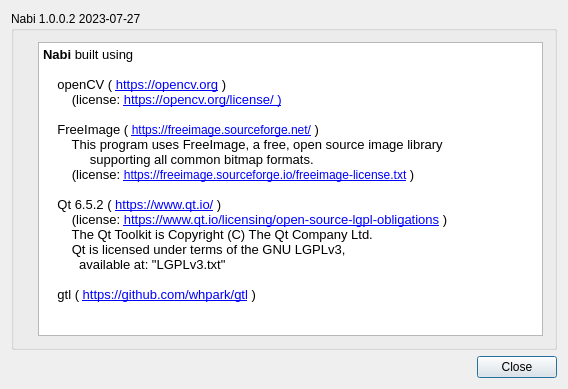
First picture: the form in src/Nabi/AboutDlg.ui, repository whpark/Nabi, before the edit.
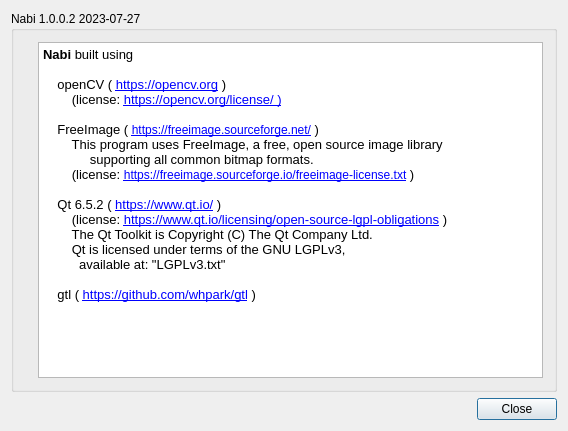
Second picture: the form after the edit. Icons and pictures are not drawn.

```diff
--- a/src/Nabi/AboutDlg.ui
+++ b/src/Nabi/AboutDlg.ui
@@ -7,7 +7,7 @@
     <x>0</x>
     <y>0</y>
     <width>568</width>
-    <height>389</height>
+    <height>431</height>
    </rect>
   </property>
   <property name="windowTitle">
```
